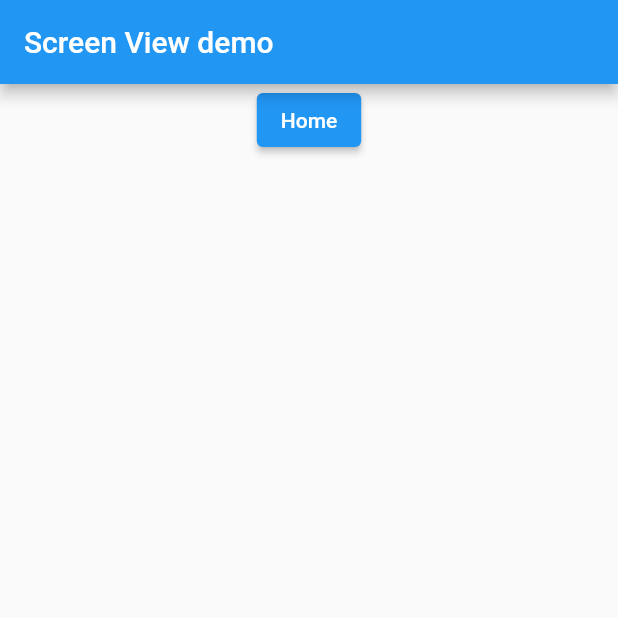
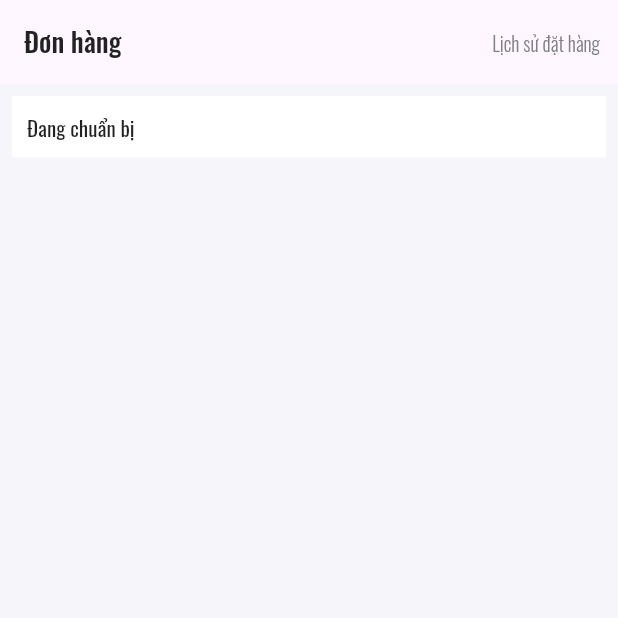
Before and after one commit to DTN94/mikltea, a Flutter app: the screen it shows after launch, on a phone screen of 412 x 824 dp, the top half of it. Run offline on Flutter 3.47's test engine with Material 2 defaults, Android fonts, the phone set to English and light mode, and no system bars; our stand-ins replace getwidget, google_fonts.

Commit message:
update screens order

```diff
--- a/lib/main.dart
+++ b/lib/main.dart
@@ -1,6 +1,8 @@
 import 'package:flutter/material.dart';
-import 'package:mikltea/screens/home/screens/home_screen.dart';
-import 'package:mikltea/screens/viewDemo/view_demo_screen.dart';
+import 'package:google_fonts/google_fonts.dart';
+import 'package:mikltea/screens/cart/screens/cart_empty_screen.dart';
+import 'package:mikltea/screens/cart/screens/cart_screen.dart';
+
 
 void main() {
   runApp(const MyApp());
@@ -14,15 +16,12 @@ class MyApp extends StatelessWidget {
   Widget build(BuildContext context) {
     return MaterialApp(
       title: 'Flutter Demo',
-      debugShowCheckedModeBanner:false,
-      theme: ThemeData(
-        // This is the theme of your application.
-        //
-        // Try running your application with "flutter run". You'll see the
-        // application ha\
-        primarySwatch: Colors.blue,
-      ),
-      home: ViewDemoScreen(),
+        debugShowCheckedModeBanner: false,
+        theme: ThemeData(
+          useMaterial3: true,
+          textTheme: GoogleFonts.oswaldTextTheme(Theme.of(context).textTheme),
+        ),
+      home: cart(),
     );
   }
 }
--- /dev/null
+++ b/lib/screens/cart/models/cart_models.dart
@@ -0,0 +1,33 @@
+class Cart {
+  late String trangthai;
+  late String ngay;
+  late String gio;
+  late String diachicuahang;
+  late String diachinhan;
+  late String sanpham;
+  late num price;
+
+  // Cart({required this.trangthai})
+
+  Cart(
+      [String? trangthai,
+      String? ngay,
+      String? gio,
+      String? diachicuahang,
+      String? diachinhan,
+      String? sanpham,
+      num? price]) {
+    this.trangthai = trangthai ?? "";
+    this.ngay = ngay ?? "";
+    this.gio = gio ?? "";
+    this.diachicuahang = diachicuahang ?? "";
+    this.diachinhan = diachinhan ?? "";
+    this.sanpham = sanpham ?? "";
+    this.price = price ?? -1;
+  }
+
+  @override
+  String toString() {
+    return 'Cart{trangthai: $trangthai, ngay: $ngay, gio: $gio, diachicuahang: $diachicuahang, diachinhan: $diachinhan, sanpham: $sanpham, price: $price}';
+  }
+}
--- /dev/null
+++ b/lib/screens/cart/screens/cart_screen.dart
@@ -0,0 +1,52 @@
+import 'package:flutter/material.dart';
+import 'package:mikltea/screens/cart/widgets/cart_widgets.dart';
+
+import '../models/cart_models.dart';
+
+class cart extends StatefulWidget {
+  const cart({Key? key}) : super(key: key);
+
+  @override
+  State<cart> createState() => _cartState();
+}
+
+class _cartState extends State<cart> {
+  @override
+  Widget build(BuildContext context) {
+
+    final itemCart=Cart(
+        "Đang chuẩn bị",
+        "30/11/2022",
+        "4:20",
+        "CVPM Quang Trung,P. Tân Chánh Hiệp, Quận 12",
+        "Đường Điện Biên Phủ, Phường 22, Quận Bình Thạnh, HCM",
+        "Sữa tươi trân châu đường đen (x1), Trà Xoài Kem Cheese (x1), Trà trái cây nhiệt đới (x1)",
+        147.000);
+
+    return Scaffold(
+      appBar: AppBar(
+        title: Text("Đơn hàng",
+            style: TextStyle(
+                fontFamily: 'Oswald',
+                color: Color(0xff222222),
+                fontSize: 18,
+                fontWeight: FontWeight.w500)),
+        actions: <Widget>[
+          TextButton(
+            onPressed: () {},
+            child: Text('Lịch sử đặt hàng',
+                style: TextStyle(
+                    fontFamily: 'Oswald',
+                    color: Color(0xff808089),
+                    fontSize: 13,
+                    fontWeight: FontWeight.w300)),
+          ),
+        ],
+      ),
+      backgroundColor: Color(0xffF5F5FA),
+      body: ListView(padding: const EdgeInsets.all(8), children: <Widget>[
+        CartWidget(cart:itemCart,),
+      ]),
+    );
+  }
+}
--- /dev/null
+++ b/lib/screens/cart/widgets/cart_widgets.dart
@@ -0,0 +1,24 @@
+import 'package:flutter/material.dart';
+import 'package:mikltea/screens/cart/models/cart_models.dart';
+import 'package:mikltea/screens/cart/screens/cart_screen.dart';
+
+class CartWidget extends StatelessWidget {
+  final Cart cart;
+  const CartWidget({Key? key, required this.cart}) : super(key: key);
+
+  @override
+  Widget build(BuildContext context) {
+    return  Container(
+      color: Colors.white,
+      padding: const EdgeInsets.all(10),
+      child: Row(
+        crossAxisAlignment: CrossAxisAlignment.center,
+        children: [
+          Expanded(
+            child: Text(cart.trangthai),
+          )
+        ],
+      ),
+    );
+  }
+}
```
Also changed, not shown: lib/screens/cart/screens/cart_empty_screen.dart (added, +49 -0 lines), pubspec.yaml (+30 -14 lines), assets/fonts/Oswald-Bold.ttf (added), assets/fonts/Oswald-ExtraLight.ttf (added), assets/fonts/Oswald-Light.ttf (added), assets/fonts/Oswald-Medium.ttf (added), assets/fonts/Oswald-Regular.ttf (added), assets/fonts/Oswald-SemiBold.ttf (added), assets/images/cart_emty.png (added), pubspec.lock.
